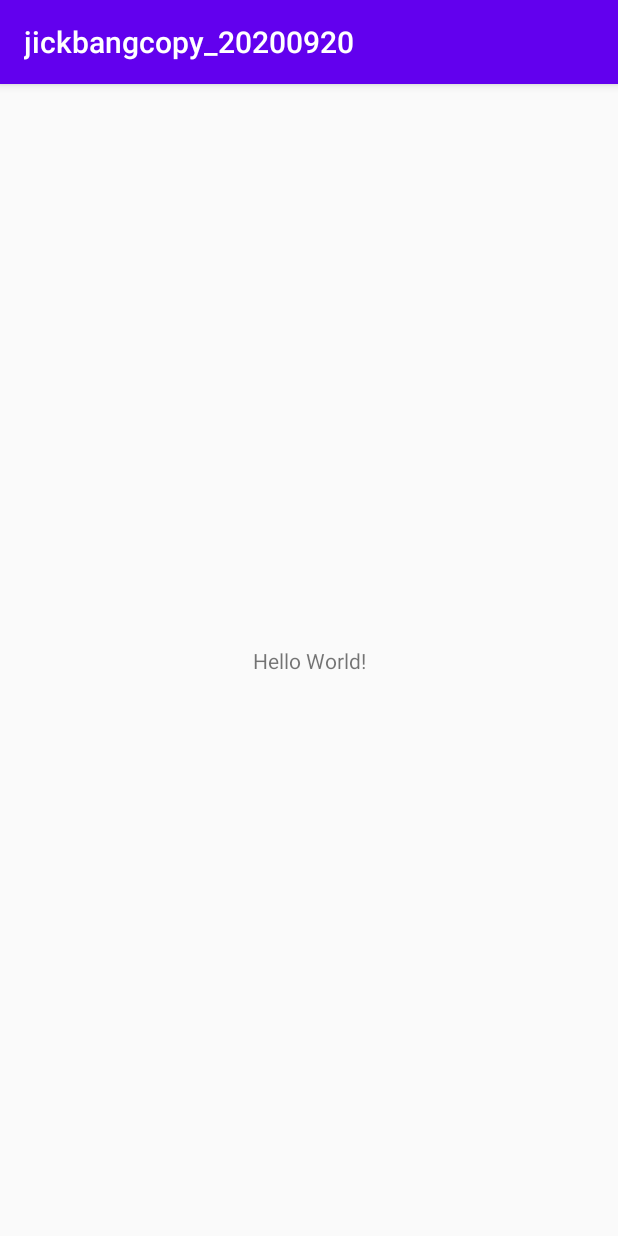
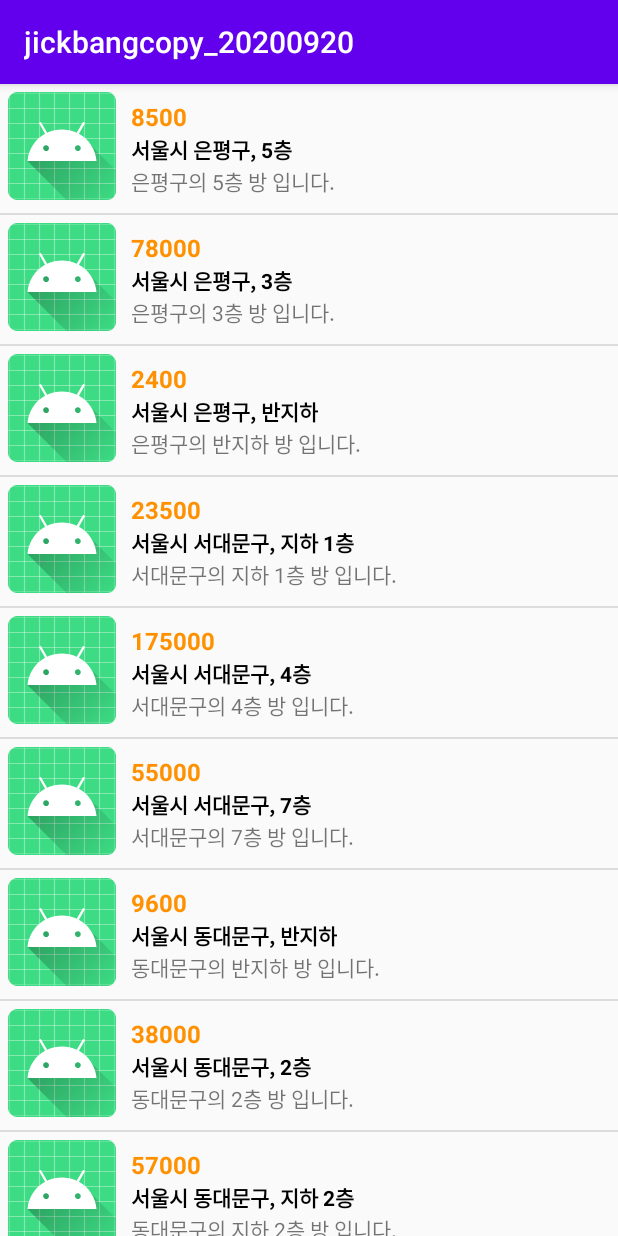
Before and after one commit to christiasK/jickbangcopy_20200920, an Android app: the screen it shows after launch (MainActivity), on a phone screen of 412 x 824 dp. Run offline under Robolectric (Android 15) with nearby library versions, the phone set to English and light mode, and no system bars.

Commit message:
메인화면에서 방목록을 띄위기까지

```diff
--- a/app/src/main/AndroidManifest.xml
+++ b/app/src/main/AndroidManifest.xml
@@ -9,6 +9,7 @@
         android:roundIcon="@mipmap/ic_launcher_round"
         android:supportsRtl="true"
         android:theme="@style/AppTheme">
+        <activity android:name=".room_item"></activity>
         <activity android:name=".MainActivity">
             <intent-filter>
                 <action android:name="android.intent.action.MAIN" />
--- a/app/src/main/java/com/example/jickbangcopy_20200920/BaseActvity.kt
+++ b/app/src/main/java/com/example/jickbangcopy_20200920/BaseActvity.kt
@@ -1,8 +1,18 @@
 package com.example.jickbangcopy_20200920
 
+import android.content.Context
 import androidx.appcompat.app.AppCompatActivity
 
 abstract class BaseActivity : AppCompatActivity() {
+
+    protected fun setup() {
+        setupEvents()
+        setValues()
+    }
+
+    fun getContext() : Context {
+        return this
+    }
 
     abstract fun setupEvents()
 
--- a/app/src/main/java/com/example/jickbangcopy_20200920/MainActivity.kt
+++ b/app/src/main/java/com/example/jickbangcopy_20200920/MainActivity.kt
@@ -1,21 +1,40 @@
 package com.example.jickbangcopy_20200920
 
 import android.os.Bundle
+import android.util.Log
+import com.example.jickbangcopy_20200920.adapter.RoomAdapter
+import com.example.jickbangcopy_20200920.data.Room
+import kotlinx.android.synthetic.main.activity_main.*
 
 class MainActivity : BaseActivity() {
+
+    val mRooms = ArrayList<Room>()
+    lateinit var mAdapter: RoomAdapter
+
     override fun onCreate(savedInstanceState: Bundle?) {
         super.onCreate(savedInstanceState)
         setContentView(R.layout.activity_main)
 
-        setupEvents()
-        setValues()
+        setup()
     }
 
     override fun setupEvents() {
-
+        Log.d("실행", "이벤트")
     }
 
     override fun setValues() {
+        mRooms.add(Room(8500, "서울시 은평구", 5, "은평구의 5층 방 입니다."))
+        mRooms.add(Room(78000, "서울시 은평구", 3, "은평구의 3층 방 입니다."))
+        mRooms.add(Room(2400, "서울시 은평구", 0, "은평구의 반지하 방 입니다."))
+        mRooms.add(Room(23500, "서울시 서대문구", -1, "서대문구의 지하 1층 방 입니다."))
+        mRooms.add(Room(175000, "서울시 서대문구", 4, "서대문구의 4층 방 입니다."))
+        mRooms.add(Room(55000, "서울시 서대문구", 7, "서대문구의 7층 방 입니다."))
+        mRooms.add(Room(9600, "서울시 동대문구", 0, "동대문구의 반지하 방 입니다."))
+        mRooms.add(Room(38000, "서울시 동대문구", 2, "동대문구의 2층 방 입니다."))
+        mRooms.add(Room(57000, "서울시 동대문구", -2, "동대문구의 지하 2층 방 입니다."))
+        mRooms.add(Room(85000, "서울시 동대문구", 5, "동대문구의 5층 방 입니다."))
 
+        mAdapter = RoomAdapter(getContext(), R.layout.activity_room_item, mRooms)
+        rooms.adapter = mAdapter
     }
 }
--- /dev/null
+++ b/app/src/main/java/com/example/jickbangcopy_20200920/RoomItem.kt
@@ -0,0 +1,20 @@
+package com.example.jickbangcopy_20200920
+
+import android.os.Bundle
+
+class RoomItem : BaseActivity() {
+    override fun onCreate(savedInstanceState: Bundle?) {
+        super.onCreate(savedInstanceState)
+        setContentView(R.layout.activity_room_item)
+
+        setup()
+    }
+
+    override fun setupEvents() {
+
+    }
+
+    override fun setValues() {
+
+    }
+}
--- /dev/null
+++ b/app/src/main/java/com/example/jickbangcopy_20200920/adapter/RoomAdapter.kt
@@ -0,0 +1,60 @@
+package com.example.jickbangcopy_20200920.adapter
+
+import android.annotation.SuppressLint
+import android.content.Context
+import android.view.LayoutInflater
+import android.view.View
+import android.view.ViewGroup
+import android.widget.ArrayAdapter
+import android.widget.TextView
+import com.example.jickbangcopy_20200920.R
+import com.example.jickbangcopy_20200920.data.Room
+import kotlin.math.abs
+
+class RoomAdapter(
+    mContext: Context,
+    resId: Int,
+    rooms: List<Room>
+) : ArrayAdapter<Room>(mContext, resId, rooms) {
+
+    val inf = LayoutInflater.from(mContext)
+
+    @SuppressLint("InflateParams")
+    override fun getView(position: Int, convertView: View?, parent: ViewGroup): View {
+        var tempRow = convertView
+
+        if (convertView == null) {
+            tempRow = inf.inflate(R.layout.activity_room_item, null)
+        }
+
+        val row = tempRow!!
+
+        val room = this.getItem(position)!!
+        val floor = getFloorText(room)
+
+        row.findViewById<TextView>(R.id.price).text = "${room.price}"
+        row.findViewById<TextView>(R.id.area).text = "${room.area}, $floor"
+        row.findViewById<TextView>(R.id.description).text = room.description
+
+        return row
+    }
+
+
+    private fun getFloorText(room: Room): String {
+        val floorNo = abs(room.floor)
+
+        val floor = "${floorNo}층"
+
+        if (room.floor == 0) {
+            return "반지하"
+        }
+
+        if (room.floor < 0) {
+            return "지하 $floor"
+        }
+
+        return floor
+
+    }
+
+}
--- /dev/null
+++ b/app/src/main/java/com/example/jickbangcopy_20200920/data/Room.kt
@@ -0,0 +1,9 @@
+package com.example.jickbangcopy_20200920.data
+
+class Room(val price: Int,
+           val area: String,
+           val floor: Int,
+           val description: String) {
+
+
+}
--- a/app/src/main/res/layout/activity_main.xml
+++ b/app/src/main/res/layout/activity_main.xml
@@ -1,18 +1,14 @@
 <?xml version="1.0" encoding="utf-8"?>
-<androidx.constraintlayout.widget.ConstraintLayout xmlns:android="http://schemas.android.com/apk/res/android"
+<LinearLayout xmlns:android="http://schemas.android.com/apk/res/android"
     xmlns:app="http://schemas.android.com/apk/res-auto"
     xmlns:tools="http://schemas.android.com/tools"
     android:layout_width="match_parent"
     android:layout_height="match_parent"
     tools:context=".MainActivity">
 
-    <TextView
-        android:layout_width="wrap_content"
-        android:layout_height="wrap_content"
-        android:text="Hello World!"
-        app:layout_constraintBottom_toBottomOf="parent"
-        app:layout_constraintLeft_toLeftOf="parent"
-        app:layout_constraintRight_toRightOf="parent"
-        app:layout_constraintTop_toTopOf="parent" />
+    <ListView
+        android:id="@+id/rooms"
+        android:layout_width="match_parent"
+        android:layout_height="wrap_content"/>
 
-</androidx.constraintlayout.widget.ConstraintLayout>
+</LinearLayout>
--- /dev/null
+++ b/app/src/main/res/layout/activity_room_item.xml
@@ -0,0 +1,50 @@
+<?xml version="1.0" encoding="utf-8"?>
+<LinearLayout xmlns:android="http://schemas.android.com/apk/res/android"
+    xmlns:app="http://schemas.android.com/apk/res-auto"
+    xmlns:tools="http://schemas.android.com/tools"
+    android:layout_width="match_parent"
+    android:layout_height="match_parent"
+    android:orientation="horizontal"
+    android:padding="5dp"
+    tools:context=".RoomItem">
+
+    <ImageView
+        android:src="@mipmap/ic_launcher"
+        android:layout_width="wrap_content"
+        android:layout_height="wrap_content"/>
+
+    <LinearLayout
+        android:layout_width="match_parent"
+        android:layout_height="wrap_content"
+        android:orientation="vertical"
+        android:paddingLeft="10dp"
+        android:paddingVertical="5dp"
+        android:gravity="center_vertical">
+
+        <TextView
+            android:id="@+id/price"
+            android:layout_width="wrap_content"
+            android:layout_height="wrap_content"
+            android:text="가격"
+            android:textColor="#ff9100"
+            android:textSize="16dp"
+            android:textStyle="bold" />
+        <TextView
+            android:id="@+id/area"
+            android:layout_width="wrap_content"
+            android:layout_height="wrap_content"
+            android:text="서울"
+            android:textSize="14dp"
+            android:textStyle="bold"
+            android:textColor="#000000" />
+
+        <TextView
+            android:id="@+id/description"
+            android:layout_width="match_parent"
+            android:layout_height="wrap_content"
+            android:textSize="14dp"
+            android:text="설명"/>
+
+    </LinearLayout>
+
+</LinearLayout>
```
